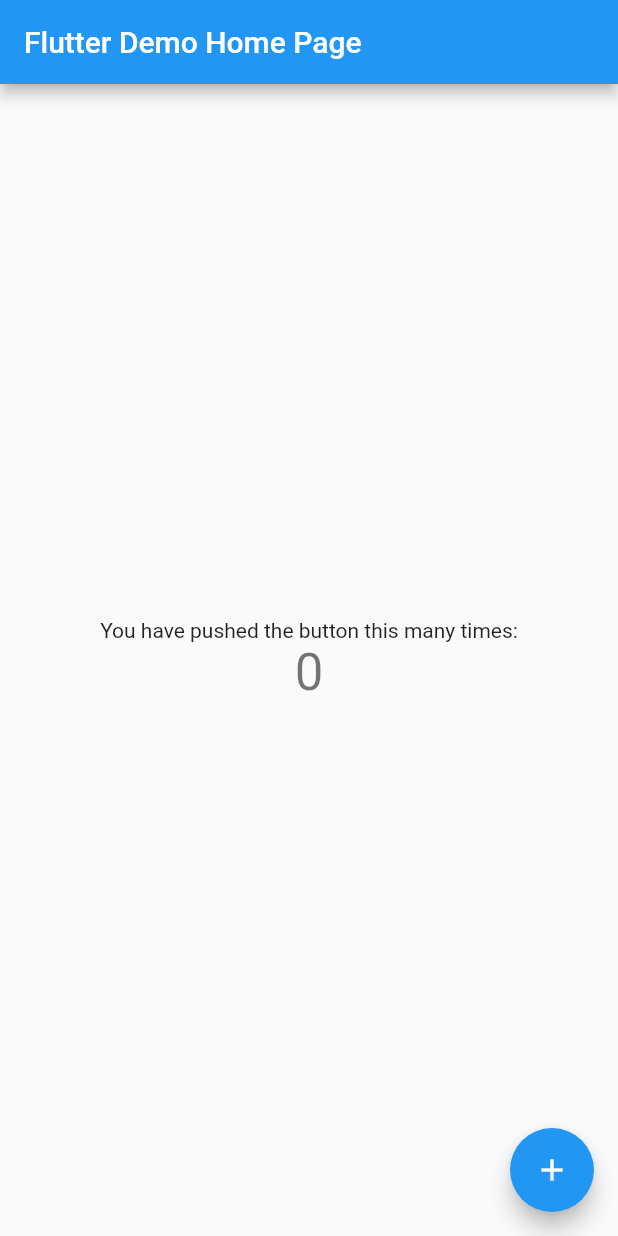
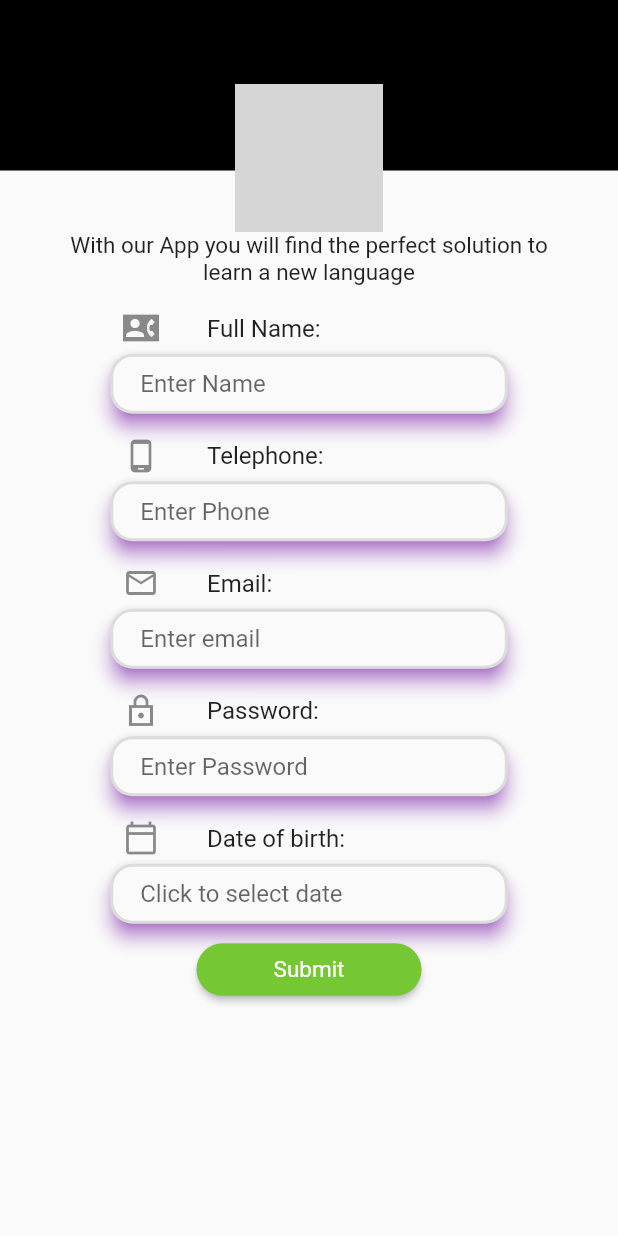
Before and after one commit to AhsenRasheed/ActiveBurn-App, a Flutter app: the screen it shows after launch, on a phone screen of 412 x 824 dp. Run offline on Flutter 3.47's test engine with Material 2 defaults, Android fonts, the phone set to English and light mode, and no system bars; grey boxes are pictures that could not be loaded.

Commit message:
dummy code

```diff
--- /dev/null
+++ b/activeburn/lib/auth/SignUp.dart
@@ -0,0 +1,336 @@
+// ignore_for_file: file_names, prefer_const_constructors
+
+import 'package:flutter/material.dart';
+// ignore: camel_case_types
+class signup extends StatelessWidget {
+
+
+int hexColor(String color) {
+  String newColor = '0xff' + color;
+  newColor = newColor.replaceAll('#', '');
+  int finalColor = int.parse(newColor);
+  return finalColor;
+}
+
+  @override
+  Widget build(BuildContext context) {
+    return Scaffold(
+      appBar: AppBar(
+        backgroundColor: Colors.black,
+        ),
+      body: Column(children: [
+            Stack(children: [
+                    Container(
+                      width: double.infinity,
+                      height: MediaQuery.of(context).size.height * 0.07,
+                      color: Colors.black,
+                      ),
+                      Container(
+                      alignment: Alignment.topCenter,
+
+                      child: Container(
+                        // margin: EdgeInsets.only(left: 120, bottom: 70),
+                        child: Image.asset("assets/logo.png"),
+                        width: MediaQuery.of(context).size.width * 0.24,
+                        height: MediaQuery.of(context).size.width * 0.24,
+                        ),
+                    ),
+                ],
+              ),
+              SizedBox(
+                width: 350,
+                child: Text('With our App you will find the perfect solution to learn a new language',
+                style: TextStyle(
+                  // fontWeight: FontWeight.bold,
+                  fontSize: 15
+
+                  ),
+                textAlign: TextAlign.center,
+                ),
+              ),
+              Container(
+                height: 85,
+                width: 300,
+                // ignore: prefer_const_literals_to_create_immutables
+                child: Column(children: [
+                  // ignore: prefer_const_literals_to_create_immutables
+                  SizedBox(
+                    width: 280,
+                    height:40,
+                    child: ListTile(
+                      leading: Icon(Icons.contact_phone_sharp),
+                      title: Text('Full Name:'),
+                    ),
+                  ),
+                  SizedBox(
+                    height: 5,
+                  ),
+                  Material(
+                            elevation: 5,
+                            shadowColor: Color(hexColor('#A700FA')),
+                            shape: RoundedRectangleBorder(
+                                borderRadius: BorderRadius.circular(15)),
+                            child: SizedBox(
+                              width: 265,
+                              height: 40,
+                              child: TextFormField(
+                                validator: (val) {
+                                  return RegExp(
+                                              r"^[a-zA-Z0-9.a-zA-Z0-9.!#$%&'*+-/=?^_`{|}~]+@[a-zA-Z0-9]+\.[a-zA-Z]+")
+                                          .hasMatch(val!)
+                                      ? null
+                                      : "Please Enter Correct Email";
+                                },
+                                // controller: emailEditingController,
+                                decoration: InputDecoration(
+
+                                  hintText: 'Enter Name',
+                                  contentPadding: EdgeInsets.symmetric(vertical: 10.0, horizontal: 20.0),
+                                  enabledBorder: OutlineInputBorder(
+                                      borderRadius: BorderRadius.all(Radius.circular(15)),
+
+                                      borderSide: BorderSide(color: Colors.black12, width: 2.0)),
+
+                                  focusedBorder: OutlineInputBorder(
+                                      borderSide: BorderSide(color: Colors.black12, width: 2.0)),
+                                ),
+                              ),
+                            ),
+                          ),
+                ],),
+              ),
+              Container(
+                height: 85,
+                width: 300,
+                // ignore: prefer_const_literals_to_create_immutables
+                child: Column(children: [
+                  // ignore: prefer_const_literals_to_create_immutables
+                  SizedBox(
+                    width: 280,
+                    height: 40,
+                    child: ListTile(
+                      leading: Icon(Icons.phone_android_rounded),
+                      title: Text('Telephone:'),
+                    ),
+                  ),
+                  SizedBox(
+                    height: 5,
+                  ),
+                  Material(
+                            elevation: 5,
+                            shadowColor: Color(hexColor('#A700FA')),
+                            shape: RoundedRectangleBorder(
+                                borderRadius: BorderRadius.circular(15)),
+                            child: SizedBox(
+                              width: 265,
+                              height: 40,
+                              child: TextFormField(
+                                validator: (val) {
+                                  return RegExp(
+                                              r"^[a-zA-Z0-9.a-zA-Z0-9.!#$%&'*+-/=?^_`{|}~]+@[a-zA-Z0-9]+\.[a-zA-Z]+")
+                                          .hasMatch(val!)
+                                      ? null
+                                      : "Please Enter Correct Email";
+                                },
+                                // controller: emailEditingController,
+                                decoration: InputDecoration(
+
+                                  hintText: 'Enter Phone',
+                                  contentPadding: EdgeInsets.symmetric(vertical: 10.0, horizontal: 20.0),
+                                  enabledBorder: OutlineInputBorder(
+                                      borderRadius: BorderRadius.all(Radius.circular(15)),
+
+                                      borderSide: BorderSide(color: Colors.black12, width: 2.0)),
+
+                                  focusedBorder: OutlineInputBorder(
+                                      borderSide: BorderSide(color: Colors.black12, width: 2.0)),
+                                ),
+                              ),
+                            ),
+                          ),
+                ],),
+              ),
+              Container(
+                height: 85,
+                width: 300,
+                // ignore: prefer_const_literals_to_create_immutables
+                child: Column(children: [
+                  // ignore: prefer_const_literals_to_create_immutables
+                  SizedBox(
+                    width: 280,
+                    height: 40,
+                    child: ListTile(
+                      leading: Icon(Icons.mail_outline),
+                      title: Text('Email:'),
+                    ),
+                  ),
+                  SizedBox(
+                    height: 5,
+                  ),
+                  Material(
+                            elevation: 5,
+                            shadowColor: Color(hexColor('#A700FA')),
+                            shape: RoundedRectangleBorder(
+                                borderRadius: BorderRadius.circular(15)),
+                            child: SizedBox(
+                              width: 265,
+                              height: 40,
+                              child: TextFormField(
+                                validator: (val) {
+                                  return RegExp(
+                                              r"^[a-zA-Z0-9.a-zA-Z0-9.!#$%&'*+-/=?^_`{|}~]+@[a-zA-Z0-9]+\.[a-zA-Z]+")
+                                          .hasMatch(val!)
+                                      ? null
+                                      : "Please Enter Correct Email";
+                                },
+                                // controller: emailEditingController,
+                                decoration: InputDecoration(
+
+                                  hintText: 'Enter email',
+                                  contentPadding: EdgeInsets.symmetric(vertical: 10.0, horizontal: 20.0),
+                                  enabledBorder: OutlineInputBorder(
+                                      borderRadius: BorderRadius.all(Radius.circular(15)),
+
+                                      borderSide: BorderSide(color: Colors.black12, width: 2.0)),
+
+                                  focusedBorder: OutlineInputBorder(
+                                      borderSide: BorderSide(color: Colors.black12, width: 2.0)),
+                                ),
+                              ),
+                            ),
+                          ),
+                ],),
+              ),
+              Container(
+                height: 85,
+                width: 300,
+                // ignore: prefer_const_literals_to_create_immutables
+                child: Column(children: [
+                  // ignore: prefer_const_literals_to_create_immutables
+                  SizedBox(
+                    width: 280,
+                    height: 40,
+                    child: ListTile(
+                      leading: Icon(Icons.lock_outline_sharp),
+                      title: Text('Password:'),
+                    ),
+                  ),
+                  SizedBox(
+                    height: 5,
+                  ),
+                  Material(
+                            elevation: 5,
+                            shadowColor: Color(hexColor('#A700FA')),
+                            shape: RoundedRectangleBorder(
+                                borderRadius: BorderRadius.circular(15)),
+                            child: SizedBox(
+                              width: 265,
+                              height: 40,
+                              child: TextFormField(
+                                validator: (val) {
+                                  return RegExp(
+                                              r"^[a-zA-Z0-9.a-zA-Z0-9.!#$%&'*+-/=?^_`{|}~]+@[a-zA-Z0-9]+\.[a-zA-Z]+")
+                                          .hasMatch(val!)
+                                      ? null
+                                      : "Please Enter Correct Email";
+                                },
+                                // controller: emailEditingController,
+                                decoration: InputDecoration(
+
+                                  hintText: 'Enter Password',
+                                  contentPadding: EdgeInsets.symmetric(vertical: 10.0, horizontal: 20.0),
+                                  enabledBorder: OutlineInputBorder(
+                                      borderRadius: BorderRadius.all(Radius.circular(15)),
+
+                                      borderSide: BorderSide(color: Colors.black12, width: 2.0)),
+
+                                  focusedBorder: OutlineInputBorder(
+                                      borderSide: BorderSide(color: Colors.black12, width: 2.0)),
+                                ),
+                              ),
+                            ),
+                          ),
+                ],),
+              ),
+              Container(
+                height: 85,
+                width: 300,
+                // ignore: prefer_const_literals_to_create_immutables
+                child: Column(children: [
+                  // ignore: prefer_const_literals_to_create_immutables
+                  SizedBox(
+                    width: 280,
+                    height: 40,
+                    child: ListTile(
+                      leading: Icon(Icons.calendar_today_outlined),
+                      title: Text('Date of birth:'),
+                    ),
+                  ),
+                  SizedBox(
+                    height: 5,
+                  ),
+                  Material(
+                            elevation: 5,
+                            shadowColor: Color(hexColor('#A700FA')),
+                            shape: RoundedRectangleBorder(
+                                borderRadius: BorderRadius.circular(15)),
+                            child: SizedBox(
+                              width: 265,
+                              height: 40,
+                              child: TextFormField(
+                                validator: (val) {
+                                  return RegExp(
+                                              r"^[a-zA-Z0-9.a-zA-Z0-9.!#$%&'*+-/=?^_`{|}~]+@[a-zA-Z0-9]+\.[a-zA-Z]+")
+                                          .hasMatch(val!)
+                                      ? null
+                                      : "Please Enter Correct Email";
+                                },
+                                // controller: emailEditingController,
+                                decoration: InputDecoration(
+
+                                  hintText: 'Click to select date',
+                                  contentPadding: EdgeInsets.symmetric(vertical: 10.0, horizontal: 20.0),
+                                  enabledBorder: OutlineInputBorder(
+                                      borderRadius: BorderRadius.all(Radius.circular(15)),
+
+                                      borderSide: BorderSide(color: Colors.black12, width: 2.0)),
+
+                                  focusedBorder: OutlineInputBorder(
+                                      borderSide: BorderSide(color: Colors.black12, width: 2.0)),
+                                ),
+                              ),
+                            ),
+                          ),
+
+
+                ],),
+              ),
+              SizedBox(height:13),
+              SizedBox(
+                width: 150,
+                height: 35,
+                child: ElevatedButton(
+                    onPressed: () async {
+                      Navigator.push(context, MaterialPageRoute(
+                      builder: (context) => signup()
+                    ));
+                    },
+                    child: Text(
+                      'Submit',
+                    ),
+                    style: ElevatedButton.styleFrom(
+                      primary: Color(hexColor('#76C734')),
+                      shape: const RoundedRectangleBorder(
+                          borderRadius:
+                              BorderRadius.all(Radius.circular(25))),
+                      textStyle: TextStyle(
+                        fontSize: 15,
+                      ),
+                    )),
+              ),
+
+        ],
+      ),
+    );
+  }
+}
--- a/activeburn/lib/main.dart
+++ b/activeburn/lib/main.dart
@@ -1,115 +1,16 @@
+import 'package:activeburn/auth/SignUp.dart';
 import 'package:flutter/material.dart';
 
-void main() {
-  runApp(const MyApp());
-}
+void main() => runApp(MyApp());
 
 class MyApp extends StatelessWidget {
-  const MyApp({Key? key}) : super(key: key);
-
-  // This widget is the root of your application.
   @override
   Widget build(BuildContext context) {
     return MaterialApp(
-      title: 'Flutter Demo',
-      theme: ThemeData(
-        // This is the theme of your application.
-        //
-        // Try running your application with "flutter run". You'll see the
-        // application has a blue toolbar. Then, without quitting the app, try
-        // changing the primarySwatch below to Colors.green and then invoke
-        // "hot reload" (press "r" in the console where you ran "flutter run",
-        // or simply save your changes to "hot reload" in a Flutter IDE).
-        // Notice that the counter didn't reset back to zero; the application
-        // is not restarted.
-        primarySwatch: Colors.blue,
-      ),
-      home: const MyHomePage(title: 'Flutter Demo Home Page'),
+        debugShowCheckedModeBanner: false,
+        home: Material(
+          child: signup(),
+        ),
     );
   }
 }
-
-class MyHomePage extends StatefulWidget {
-  const MyHomePage({Key? key, required this.title}) : super(key: key);
-
-  // This widget is the home page of your application. It is stateful, meaning
-  // that it has a State object (defined below) that contains fields that affect
-  // how it looks.
-
-  // This class is the configuration for the state. It holds the values (in this
-  // case the title) provided by the parent (in this case the App widget) and
-  // used by the build method of the State. Fields in a Widget subclass are
-  // always marked "final".
-
-  final String title;
-
-  @override
-  State<MyHomePage> createState() => _MyHomePageState();
-}
-
-class _MyHomePageState extends State<MyHomePage> {
-  int _counter = 0;
-
-  void _incrementCounter() {
-    setState(() {
-      // This call to setState tells the Flutter framework that something has
-      // changed in this State, which causes it to rerun the build method below
-      // so that the display can reflect the updated values. If we changed
-      // _counter without calling setState(), then the build method would not be
-      // called again, and so nothing would appear to happen.
-      _counter++;
-    });
-  }
-
-  @override
-  Widget build(BuildContext context) {
-    // This method is rerun every time setState is called, for instance as done
-    // by the _incrementCounter method above.
-    //
-    // The Flutter framework has been optimized to make rerunning build methods
-    // fast, so that you can just rebuild anything that needs updating rather
-    // than having to individually change instances of widgets.
-    return Scaffold(
-      appBar: AppBar(
-        // Here we take the value from the MyHomePage object that was created by
-        // the App.build method, and use it to set our appbar title.
-        title: Text(widget.title),
-      ),
-      body: Center(
-        // Center is a layout widget. It takes a single child and positions it
-        // in the middle of the parent.
-        child: Column(
-          // Column is also a layout widget. It takes a list of children and
-          // arranges them vertically. By default, it sizes itself to fit its
-          // children horizontally, and tries to be as tall as its parent.
-          //
-          // Invoke "debug painting" (press "p" in the console, choose the
-          // "Toggle Debug Paint" action from the Flutter Inspector in Android
-          // Studio, or the "Toggle Debug Paint" command in Visual Studio Code)
-          // to see the wireframe for each widget.
-          //
-          // Column has various properties to control how it sizes itself and
-          // how it positions its children. Here we use mainAxisAlignment to
-          // center the children vertically; the main axis here is the vertical
-          // axis because Columns are vertical (the cross axis would be
-          // horizontal).
-          mainAxisAlignment: MainAxisAlignment.center,
-          children: <Widget>[
-            const Text(
-              'You have pushed the button this many times:',
-            ),
-            Text(
-              '$_counter',
-              style: Theme.of(context).textTheme.headline4,
-            ),
-          ],
-        ),
-      ),
-      floatingActionButton: FloatingActionButton(
-        onPressed: _incrementCounter,
-        tooltip: 'Increment',
-        child: const Icon(Icons.add),
-      ), // This trailing comma makes auto-formatting nicer for build methods.
-    );
-  }
-}
```
